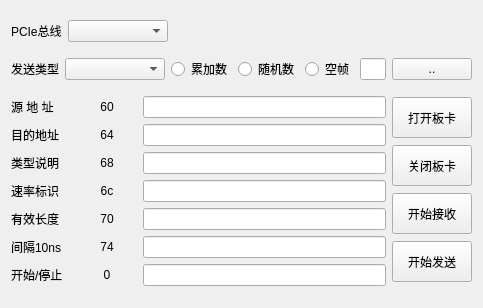
Above: highspeedwindow.ui from Weinbery/PCIeController before the change. Below: the same form after it.
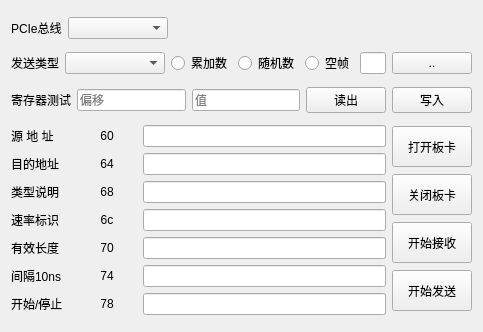
That is the form after the change.

Commit message: 完善界面：工作目录，文件模型，速率曲线框架

Patch:
```diff
--- a/highspeedwindow.ui
+++ b/highspeedwindow.ui
@@ -7,7 +7,7 @@
     <x>0</x>
     <y>0</y>
     <width>483</width>
-    <height>308</height>
+    <height>332</height>
    </rect>
   </property>
   <property name="windowTitle">
@@ -106,6 +106,60 @@
      </item>
     </layout>
    </item>
+   <item>
+    <layout class="QHBoxLayout" name="horizontalLayout_4">
+     <item>
+      <widget class="QLabel" name="label_9">
+       <property name="text">
+        <string>寄存器测试</string>
+       </property>
+      </widget>
+     </item>
+     <item>
+      <widget class="QLineEdit" name="lineEditRegisterOffset">
+       <property name="statusTip">
+        <string/>
+       </property>
+       <property name="whatsThis">
+        <string/>
+       </property>
+       <property name="inputMask">
+        <string/>
+       </property>
+       <property name="placeholderText">
+        <string>偏移</string>
+       </property>
+       <property name="cursorMoveStyle">
+        <enum>Qt::LogicalMoveStyle</enum>
+       </property>
+      </widget>
+     </item>
+     <item>
+      <widget class="QLineEdit" name="lineEditRegisterValue">
+       <property name="inputMask">
+        <string/>
+       </property>
+       <property name="placeholderText">
+        <string>值</string>
+       </property>
+      </widget>
+     </item>
+     <item>
+      <widget class="QPushButton" name="pushButtonReadRegister">
+       <property name="text">
+        <string>读出</string>
+       </property>
+      </widget>
+     </item>
+     <item>
+      <widget class="QPushButton" name="pushButtonWriteRegister">
+       <property name="text">
+        <string>写入</string>
+       </property>
+      </widget>
+     </item>
+    </layout>
+   </item>
    <item>
     <layout class="QHBoxLayout" name="horizontalLayout_2">
      <item>
@@ -238,7 +292,7 @@
        <item>
         <widget class="QLabel" name="labelStartOrStop">
          <property name="text">
-          <string>0</string>
+          <string>78</string>
          </property>
          <property name="alignment">
           <set>Qt::AlignCenter</set>
```
The commit also changes 4 other files.
